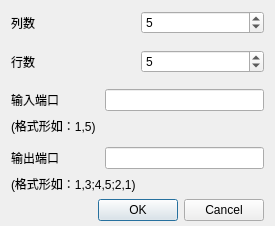
dylanyang17/DFMB, file DFMB/setdfmbdialog.ui: the form before one commit.
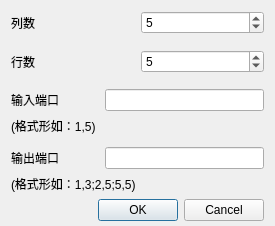
The form after the commit.

The edit to the form file:
```diff
--- a/DFMB/setdfmbdialog.ui
+++ b/DFMB/setdfmbdialog.ui
@@ -200,7 +200,7 @@
      <item>
       <widget class="QLabel" name="label_6">
        <property name="text">
-        <string>(格式形如：1,3;4,5;2,1)</string>
+        <string>(格式形如：1,3;2,5;5,5)</string>
        </property>
        <property name="alignment">
         <set>Qt::AlignLeading|Qt::AlignLeft|Qt::AlignTop</set>
```
Left out of the diff: 2 changed lines with no effect on the pictures.
